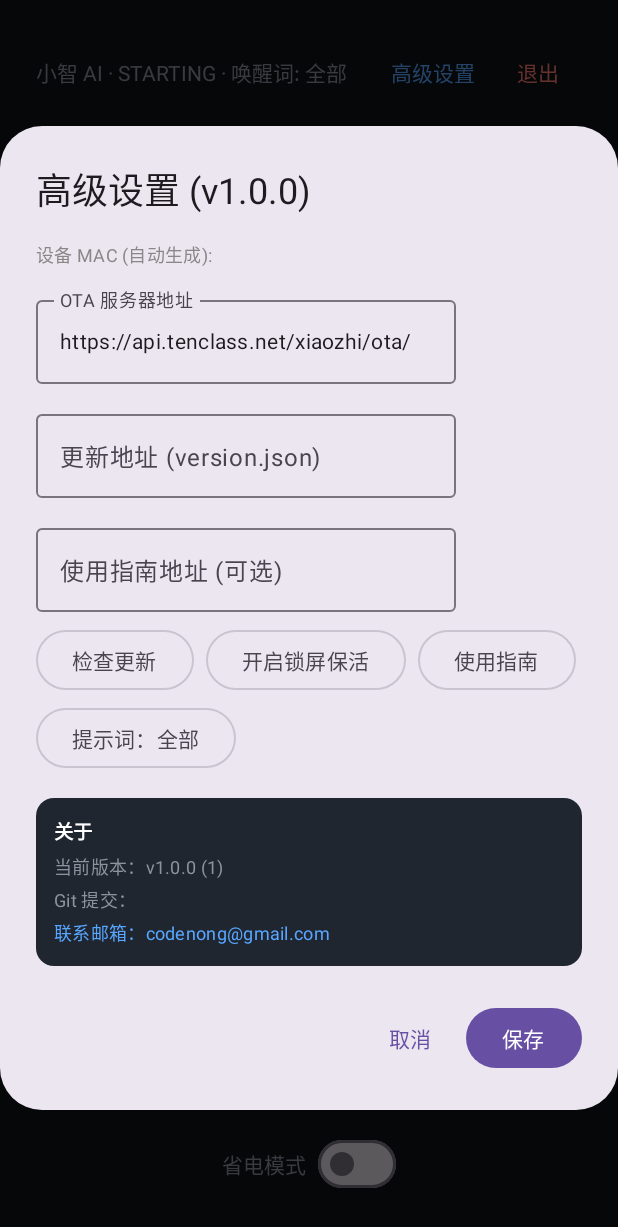
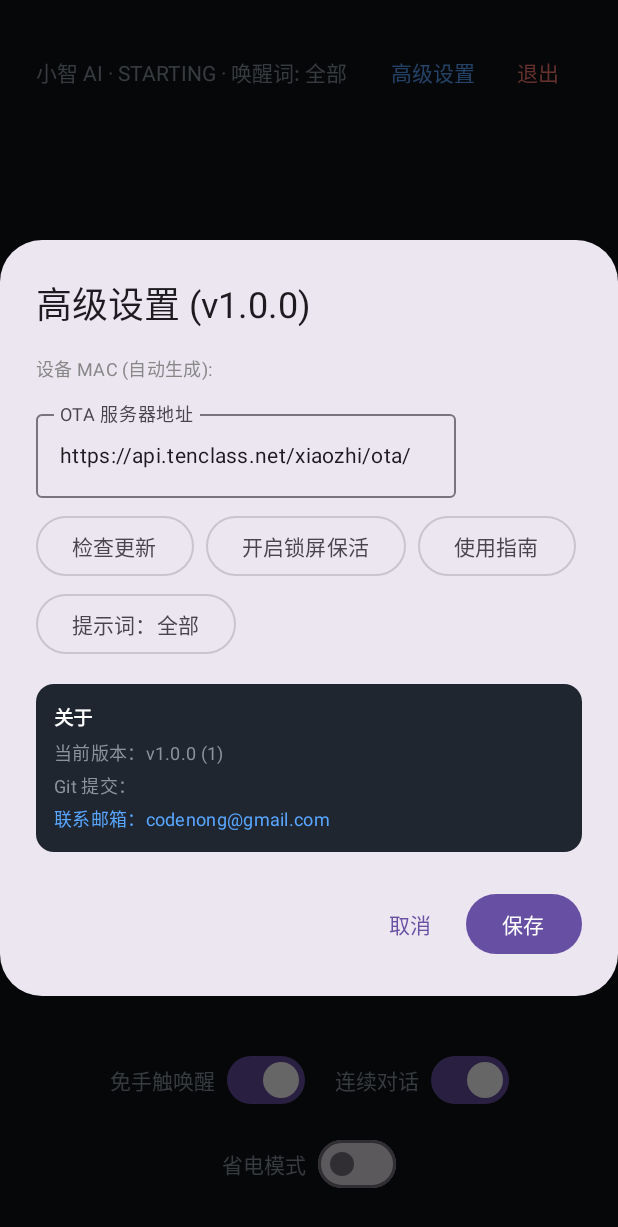
Before and after one commit to codenong/xiaozhi-android, an Android app built with Jetpack Compose: the screen it shows after launch (MainActivity), after a tap on "高级设置", on a phone screen of 412 x 824 dp. Shown: the top 1227 px of the screen. Run offline under Robolectric (Android 15) with nearby library versions, the phone set to English and light mode, and no system bars; 3 statements that could not run were skipped; 1 other tap on this screen came first.

Commit message:
chore(ui): remove update URL and guide URL inputs from Settings dialog

```diff
--- a/app/src/main/java/com/codenong/xiaozhi/ui/RobotFaceScreen.kt
+++ b/app/src/main/java/com/codenong/xiaozhi/ui/RobotFaceScreen.kt
@@ -422,8 +422,6 @@ fun RobotFaceScreen(
 
     if (showSettings) {
         var draftOtaUrl by remember(state.otaUrl) { mutableStateOf(state.otaUrl) }
-        var draftUpdateUrl by remember(updateState.updateUrl) { mutableStateOf(updateState.updateUrl) }
-        var draftGuideUrl by remember(updateState.guideUrl) { mutableStateOf(updateState.guideUrl) }
 
         AlertDialog(
             onDismissRequest = { showSettings = false },
@@ -438,22 +436,7 @@ fun RobotFaceScreen(
                         label = { Text("OTA 服务器地址") },
                         singleLine = true
                     )
-                    Spacer(Modifier.height(12.dp))
-                    OutlinedTextField(
-                        value = draftUpdateUrl,
-                        onValueChange = { draftUpdateUrl = it },
-                        label = { Text("更新地址 (version.json)") },
-                        placeholder = { Text("https://xxx.pages.dev/version.json") },
-                        singleLine = true
-                    )
-                    Spacer(Modifier.height(12.dp))
-                    OutlinedTextField(
-                        value = draftGuideUrl,
-                        onValueChange = { draftGuideUrl = it },
-                        label = { Text("使用指南地址 (可选)") },
-                        placeholder = { Text("https://xxx.pages.dev/guide.html") },
-                        singleLine = true
-                    )
+
                     Spacer(Modifier.height(8.dp))
                     FlowRow(
                         horizontalArrangement = Arrangement.spacedBy(8.dp),
@@ -462,7 +445,6 @@ fun RobotFaceScreen(
                         OutlinedButton(
                             enabled = !updateState.isChecking,
                             onClick = {
-                                onSaveUpdateUrl(draftUpdateUrl)
                                 onCheckUpdate()
                             }
                         ) {
@@ -518,12 +500,6 @@ fun RobotFaceScreen(
             },
             confirmButton = {
                 Button(onClick = {
-                    if (draftUpdateUrl.trim() != updateState.updateUrl) {
-                        onSaveUpdateUrl(draftUpdateUrl)
-                    }
-                    if (draftGuideUrl.trim() != updateState.guideUrl) {
-                        onSaveGuideUrl(draftGuideUrl)
-                    }
                     if (draftOtaUrl.trim() != state.otaUrl) {
                         onSaveOtaUrl(draftOtaUrl)
                     }
```
